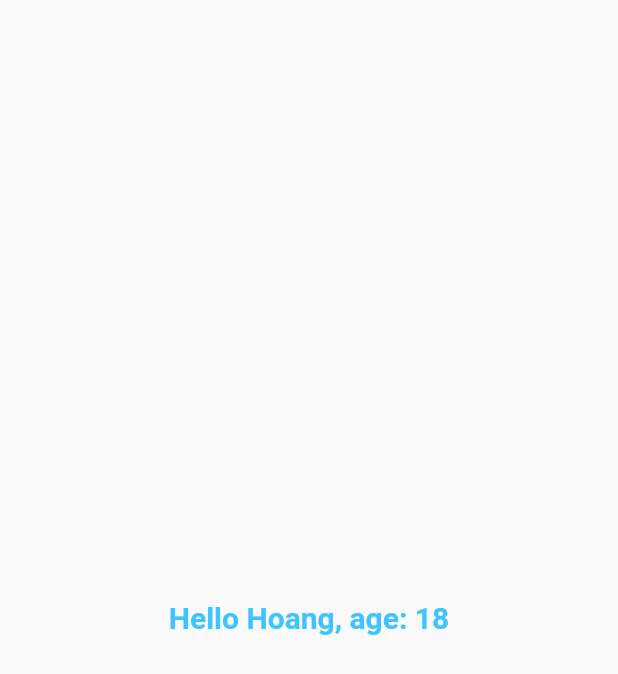
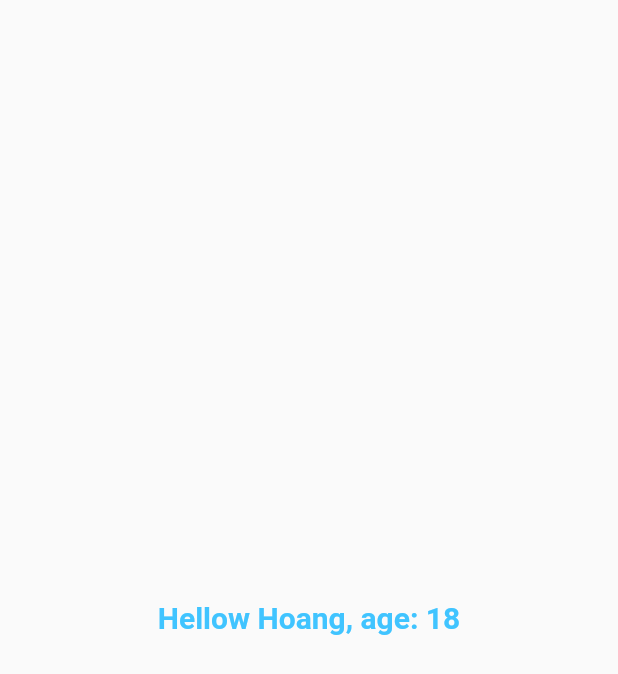
Before and after one commit to epitchi/Flutter-Training, a Flutter app: the screen it shows after launch, on a phone screen of 412 x 824 dp. Shown: the top 674 px of the screen. Run offline on Flutter 3.47's test engine with Material 2 defaults, Android fonts, the phone set to English and light mode, and no system bars.

Commit message:
i am test

```diff
--- a/day6_widget_stl_build_method/lib/main.dart
+++ b/day6_widget_stl_build_method/lib/main.dart
@@ -21,7 +21,7 @@ class MyApp extends StatelessWidget {
         home: Scaffold(
           body: Center(
             child: Text(
-              "Hello $name, age: $age",
+              "Hellow $name, age: $age",
               style: TextStyle(fontSize: 20, fontWeight: FontWeight.bold, color: Colors.lightBlueAccent),
               textDirection: TextDirection.ltr,
             ),
```
